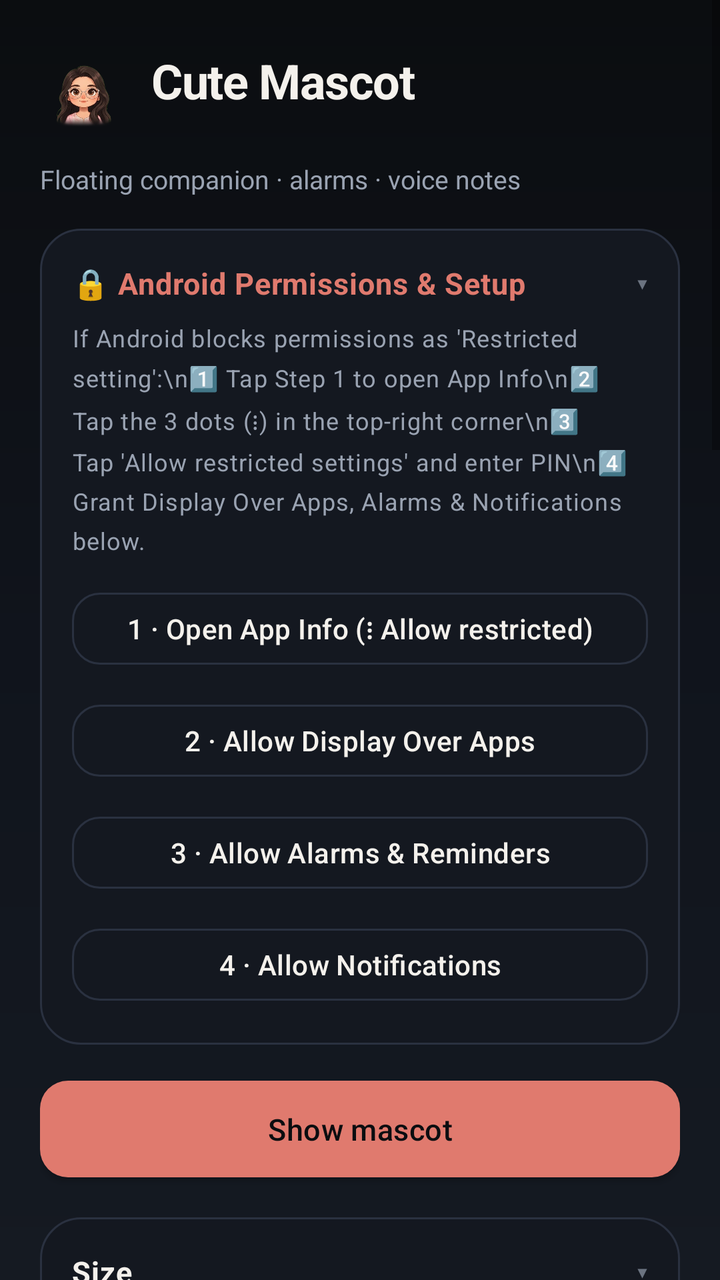
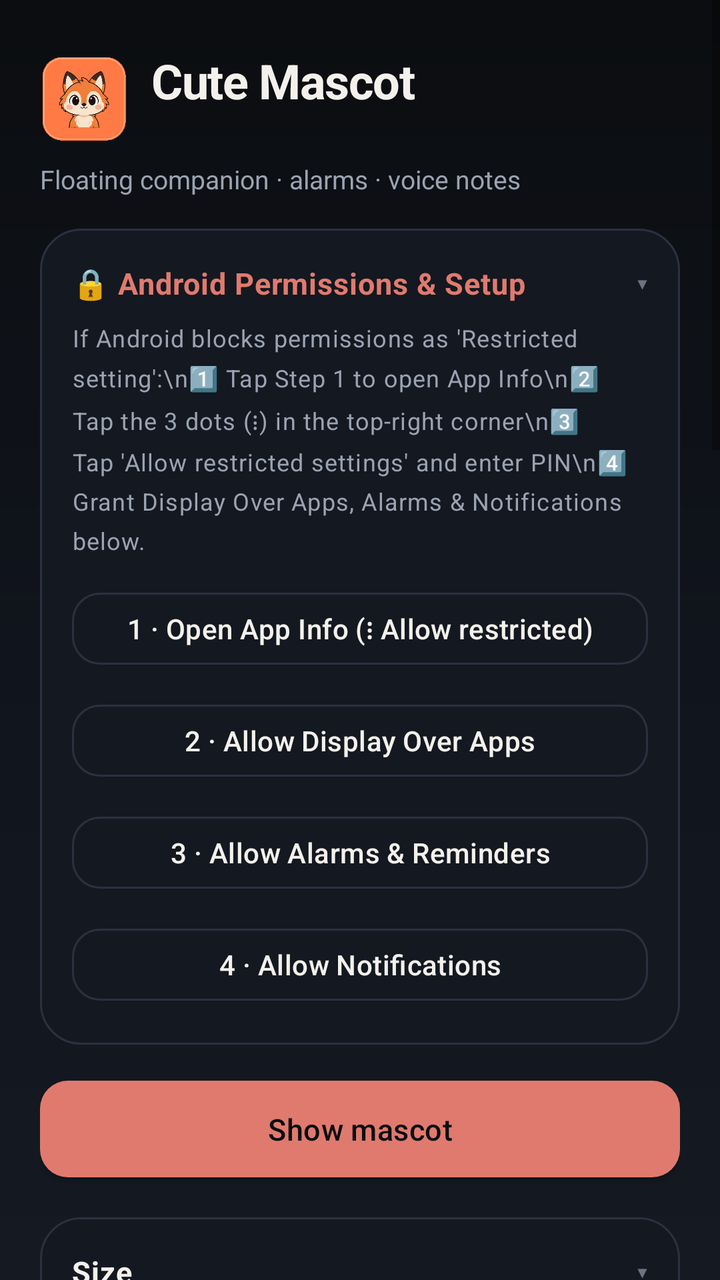

An Android layout rendered at two revisions. The XML below is the earlier revision; the diff shows what the commit changed to produce the second picture.
<!-- AndroidManifest.xml: application theme Theme.CuteMascot -->
<!-- res/layout/activity_main.xml -->
<?xml version="1.0" encoding="utf-8"?>
<ScrollView xmlns:android="http://schemas.android.com/apk/res/android"
    android:layout_width="match_parent"
    android:layout_height="match_parent"
    android:fillViewport="true"
    android:background="@drawable/bg_screen"
    android:overScrollMode="never">

    <LinearLayout
        android:layout_width="match_parent"
        android:layout_height="wrap_content"
        android:orientation="vertical"
        android:paddingStart="20dp"
        android:paddingEnd="20dp"
        android:paddingTop="24dp"
        android:paddingBottom="32dp">

        
        <LinearLayout
            android:layout_width="match_parent"
            android:layout_height="wrap_content"
            android:orientation="horizontal"
            android:gravity="center_vertical"
            android:layout_marginBottom="6dp">

            <ImageView
                android:layout_width="44dp"
                android:layout_height="44dp"
                android:src="@mipmap/ic_launcher"
                android:layout_marginEnd="12dp"
                android:contentDescription="@string/app_name"/>

            <LinearLayout
                android:layout_width="0dp"
                android:layout_height="wrap_content"
                android:layout_weight="1"
                android:orientation="vertical">

                <TextView
                    android:layout_width="wrap_content"
                    android:layout_height="wrap_content"
                    android:text="Cute Mascot"
                    android:textColor="@color/textPrimary"
                    android:textSize="24sp"
                    android:textStyle="bold"
                    android:letterSpacing="-0.02"/>

                <TextView
                    android:id="@+id/tvStatus"
                    android:layout_width="wrap_content"
                    android:layout_height="wrap_content"
                    android:textColor="@color/colorPrimary"
                    android:textSize="12sp"
                    android:layout_marginTop="2dp"/>
            </LinearLayout>
        </LinearLayout>

        <TextView
            android:layout_width="match_parent"
            android:layout_height="wrap_content"
            android:text="Floating companion · alarms · voice notes"
            android:textColor="@color/textSecondary"
            android:textSize="13sp"
            android:layout_marginBottom="16dp"/>

        
        <LinearLayout
            android:id="@+id/cardActiveAlarm"
            android:layout_width="match_parent"
            android:layout_height="wrap_content"
            android:orientation="vertical"
            android:background="@drawable/bg_card"
            android:padding="16dp"
            android:layout_marginBottom="16dp"
            android:visibility="gone">

            <TextView
                android:id="@+id/tvActiveAlarmTitle"
                android:layout_width="match_parent"
                android:layout_height="wrap_content"
                android:text="⏰ Reminder Ringing!"
                android:textColor="@color/accent"
                android:textSize="18sp"
                android:textStyle="bold"
                android:layout_marginBottom="4dp"/>

            <TextView
                android:id="@+id/tvActiveAlarmSub"
                android:layout_width="match_parent"
                android:layout_height="wrap_content"
                android:text="Tap below or tap the floating mascot to stop"
                android:textColor="@color/textSecondary"
                android:textSize="13sp"
                android:layout_marginBottom="12dp"/>

            <LinearLayout
                android:layout_width="match_parent"
                android:layout_height="wrap_content"
                android:orientation="horizontal">

                <com.google.android.material.button.MaterialButton
                    android:id="@+id/btnStopAlarmMain"
                    style="@style/Widget.CuteMascot.Button"
                    android:layout_width="0dp"
                    android:layout_weight="1"
                    android:layout_height="46dp"
                    android:text="⏹ Stop Alarm"
                    android:layout_marginEnd="8dp"/>

                <com.google.android.material.button.MaterialButton
                    android:id="@+id/btnSnoozeAlarmMain"
                    style="@style/Widget.CuteMascot.Button.Secondary"
                    android:layout_width="0dp"
                    android:layout_weight="1"
                    android:layout_height="46dp"
                    android:text="💤 Snooze"/>
            </LinearLayout>
        </LinearLayout>

        
        <LinearLayout
            android:id="@+id/cardPermissionGuide"
            android:layout_width="match_parent"
            android:layout_height="wrap_content"
            android:orientation="vertical"
            android:background="@drawable/bg_card"
            android:padding="16dp"
            android:layout_marginBottom="12dp">

            <LinearLayout
                android:id="@+id/headerPermissions"
                android:layout_width="match_parent"
                android:layout_height="wrap_content"
                android:orientation="horizontal"
                android:gravity="center_vertical"
                android:background="?android:attr/selectableItemBackground">

                <TextView
                    android:layout_width="0dp"
                    android:layout_height="wrap_content"
                    android:layout_weight="1"
                    android:text="🔒 Android Permissions &amp; Setup"
                    style="@style/Text.CuteMascot.Section"
                    android:textColor="@color/accent"/>

                <TextView
                    android:id="@+id/chevronPermissions"
                    android:layout_width="wrap_content"
                    android:layout_height="wrap_content"
                    android:text="▾"
                    android:textColor="@color/textMuted"
                    android:textSize="16sp"/>
            </LinearLayout>

            <LinearLayout
                android:id="@+id/bodyPermissions"
                android:layout_width="match_parent"
                android:layout_height="wrap_content"
                android:orientation="vertical"
                android:layout_marginTop="8dp">

                <TextView
                    android:layout_width="match_parent"
                    android:layout_height="wrap_content"
                    android:text="If Android blocks permissions as 'Restricted setting':\n1️⃣ Tap Step 1 to open App Info\n2️⃣ Tap the 3 dots (⋮) in the top-right corner\n3️⃣ Tap 'Allow restricted settings' and enter PIN\n4️⃣ Grant Display Over Apps, Alarms &amp; Notifications below."
                    style="@style/Text.CuteMascot.Hint"
                    android:lineSpacingExtra="2dp"
                    android:layout_marginBottom="12dp"/>

                <com.google.android.material.button.MaterialButton
                    android:id="@+id/btnStep1"
                    style="@style/Widget.CuteMascot.Button.Secondary"
                    android:layout_width="match_parent"
                    android:layout_height="wrap_content"
                    android:text="1 · Open App Info (⋮ Allow restricted)"
                    android:layout_marginBottom="8dp"/>

                <com.google.android.material.button.MaterialButton
                    android:id="@+id/btnStep2"
                    style="@style/Widget.CuteMascot.Button.Secondary"
                    android:layout_width="match_parent"
                    android:layout_height="wrap_content"
                    android:text="2 · Allow Display Over Apps"
                    android:layout_marginBottom="8dp"/>

                <com.google.android.material.button.MaterialButton
                    android:id="@+id/btnStepAlarmPermission"
                    style="@style/Widget.CuteMascot.Button.Secondary"
                    android:layout_width="match_parent"
                    android:layout_height="wrap_content"
                    android:text="3 · Allow Alarms &amp; Reminders"
                    android:layout_marginBottom="8dp"/>

                <com.google.android.material.button.MaterialButton
                    android:id="@+id/btnStepNotifPermission"
                    style="@style/Widget.CuteMascot.Button.Secondary"
                    android:layout_width="match_parent"
                    android:layout_height="wrap_content"
                    android:text="4 · Allow Notifications"/>
            </LinearLayout>
        </LinearLayout>

        <com.google.android.material.button.MaterialButton
            android:id="@+id/btnToggle"
            android:layout_width="match_parent"
            android:layout_height="wrap_content"
            android:text="@string/show_mascot"
            android:textSize="15sp"
            android:layout_marginBottom="14dp"/>

        
        <LinearLayout
            android:layout_width="match_parent"
            android:layout_height="wrap_content"
            android:orientation="vertical"
            android:background="@drawable/bg_card"
            android:layout_marginBottom="10dp">

            <LinearLayout
                android:id="@+id/headerSize"
                android:layout_width="match_parent"
                android:layout_height="wrap_content"
                android:orientation="horizontal"
                android:gravity="center_vertical"
                android:padding="16dp"
                android:background="?android:attr/selectableItemBackground">

                <TextView
                    android:layout_width="0dp"
                    android:layout_height="wrap_content"
                    android:layout_weight="1"
                    android:text="@string/section_size"
                    style="@style/Text.CuteMascot.Section"/>

                <TextView
                    android:id="@+id/tvSizeValue"
                    android:layout_width="wrap_content"
                    android:layout_height="wrap_content"
                    android:textColor="@color/colorPrimary"
                    android:textSize="12sp"
                    android:layout_marginEnd="8dp"/>

                <TextView
                    android:id="@+id/chevronSize"
                    android:layout_width="wrap_content"
                    android:layout_height="wrap_content"
                    android:text="▾"
                    android:textColor="@color/textMuted"
                    android:textSize="16sp"/>
            </LinearLayout>

            <LinearLayout
                android:id="@+id/bodySize"
                android:layout_width="match_parent"
                android:layout_height="wrap_content"
                android:orientation="vertical"
                android:paddingStart="16dp"
                android:paddingEnd="16dp"
                android:paddingBottom="16dp"
                android:visibility="gone">

                <SeekBar
                    android:id="@+id/seekSize"
                    android:layout_width="match_parent"
                    android:layout_height="wrap_content"
                    android:max="160"
                    android:progress="60"
                    android:progressTint="@color/colorPrimary"
                    android:thumbTint="@color/colorPrimary"
                    android:layout_marginBottom="10dp"/>

                <LinearLayout
                    android:layout_width="match_parent"
                    android:layout_height="wrap_content"
                    android:orientation="horizontal"
                    android:layout_marginBottom="6dp">
                    <com.google.android.material.button.MaterialButton
                        android:id="@+id/btnSize100"
                        style="@style/Widget.CuteMascot.Button.Chip"
                        android:layout_width="0dp" android:layout_height="wrap_content"
                        android:layout_weight="1" android:text="Mini" android:layout_marginEnd="6dp"/>
                    <com.google.android.material.button.MaterialButton
                        android:id="@+id/btnSize140"
                        style="@style/Widget.CuteMascot.Button.Chip"
                        android:layout_width="0dp" android:layout_height="wrap_content"
                        android:layout_weight="1" android:text="Small" android:layout_marginEnd="6dp"/>
                    <com.google.android.material.button.MaterialButton
                        android:id="@+id/btnSize180"
                        style="@style/Widget.CuteMascot.Button.Chip"
                        android:layout_width="0dp" android:layout_height="wrap_content"
                        android:layout_weight="1" android:text="Med"/>
                </LinearLayout>
                <LinearLayout
                    android:layout_width="match_parent"
                    android:layout_height="wrap_content"
                    android:orientation="horizontal">
                    <com.google.android.material.button.MaterialButton
                        android:id="@+id/btnSize220"
                        style="@style/Widget.CuteMascot.Button.Chip"
                        android:layout_width="0dp" android:layout_height="wrap_content"
                        android:layout_weight="1" android:text="Large" android:layout_marginEnd="6dp"/>
                    <com.google.android.material.button.MaterialButton
                        android:id="@+id/btnSize260"
                        style="@style/Widget.CuteMascot.Button.Chip"
                        android:layout_width="0dp" android:layout_height="wrap_content"
                        android:layout_weight="1" android:text="Jumbo"/>
                </LinearLayout>
            </LinearLayout>
        </LinearLayout>

        
        <LinearLayout
            android:layout_width="match_parent"
            android:layout_height="wrap_content"
            android:orientation="vertical"
            android:background="@drawable/bg_card"
            android:layout_marginBottom="10dp">

            <LinearLayout
                android:id="@+id/headerSkin"
                android:layout_width="match_parent"
                android:layout_height="wrap_content"
                android:orientation="horizontal"
                android:gravity="center_vertical"
                android:padding="16dp"
                android:background="?android:attr/selectableItemBackground">

                <TextView
                    android:layout_width="0dp"
                    android:layout_height="wrap_content"
                    android:layout_weight="1"
                    android:text="@string/section_skin"
                    style="@style/Text.CuteMascot.Section"/>

                <TextView
                    android:id="@+id/chevronSkin"
                    android:layout_width="wrap_content"
                    android:layout_height="wrap_content"
                    android:text="▾"
                    android:textColor="@color/textMuted"
                    android:textSize="16sp"/>
            </LinearLayout>

            <GridLayout
                android:id="@+id/bodySkin"
                android:layout_width="match_parent"
                android:layout_height="wrap_content"
                android:columnCount="3"
                android:paddingStart="12dp"
                android:paddingEnd="12dp"
                android:paddingBottom="10dp"
                android:alignmentMode="alignMargins"
                android:useDefaultMargins="true"/>

            <LinearLayout
                android:layout_width="match_parent"
                android:layout_height="wrap_content"
                android:orientation="horizontal"
                android:layout_marginStart="16dp"
                android:layout_marginEnd="16dp"
                android:layout_marginBottom="14dp">

                <com.google.android.material.button.MaterialButton
                    android:id="@+id/btnAIPrompts"
                    style="@style/Widget.CuteMascot.Button.Chip"
                    android:layout_width="0dp"
                    android:layout_height="wrap_content"
                    android:layout_weight="1"
                    android:layout_marginEnd="8dp"
                    android:text="🎨 AI Prompts"/>

                <com.google.android.material.button.MaterialButton
                    android:id="@+id/btnImportCharacter"
                    style="@style/Widget.CuteMascot.Button.Secondary"
                    android:layout_width="0dp"
                    android:layout_height="wrap_content"
                    android:layout_weight="1"
                    android:text="✨ Import PNG"/>
            </LinearLayout>
        </LinearLayout>

        
        <LinearLayout
            android:layout_width="match_parent"
            android:layout_height="wrap_content"
            android:orientation="vertical"
            android:background="@drawable/bg_card"
            android:layout_marginBottom="10dp">

            <LinearLayout
                android:id="@+id/headerTrack"
                android:layout_width="match_parent"
                android:layout_height="wrap_content"
                android:orientation="horizontal"
                android:gravity="center_vertical"
                android:padding="16dp"
                android:background="?android:attr/selectableItemBackground">

                <TextView
                    android:layout_width="0dp"
                    android:layout_height="wrap_content"
                    android:layout_weight="1"
                    android:text="@string/section_tracking"
                    style="@style/Text.CuteMascot.Section"/>

                <TextView
                    android:id="@+id/chevronTrack"
                    android:layout_width="wrap_content"
                    android:layout_height="wrap_content"
                    android:text="▾"
                    android:textColor="@color/textMuted"
                    android:textSize="16sp"/>
            </LinearLayout>

            <LinearLayout
                android:id="@+id/bodyTrack"
                android:layout_width="match_parent"
                android:layout_height="wrap_content"
                android:orientation="vertical"
                android:paddingStart="16dp"
                android:paddingEnd="16dp"
                android:paddingBottom="16dp"
                android:visibility="gone">

                <TextView
                    android:layout_width="match_parent"
                    android:layout_height="wrap_content"
                    android:text="@string/track_hint"
                    style="@style/Text.CuteMascot.Hint"
                    android:layout_marginBottom="8dp"/>

                <RadioGroup
                    android:id="@+id/rgTracking"
                    android:layout_width="match_parent"
                    android:layout_height="wrap_content"
                    android:layout_marginBottom="6dp">
                    <RadioButton
                        android:id="@+id/rbTrackTouch"
                        android:layout_width="match_parent"
                        android:layout_height="wrap_content"
                        android:text="@string/track_touch"
                        android:textColor="@color/textPrimary"
                        android:buttonTint="@color/accentMint"
                        android:minHeight="40dp"/>
                    <RadioButton
                        android:id="@+id/rbTrackGyro"
                        android:layout_width="match_parent"
                        android:layout_height="wrap_content"
                        android:text="@string/track_gyro"
                        android:textColor="@color/textPrimary"
                        android:buttonTint="@color/accentMint"
                        android:minHeight="40dp"/>
                </RadioGroup>

                <androidx.appcompat.widget.SwitchCompat
                    android:id="@+id/switchInvertGyro"
                    android:layout_width="match_parent"
                    android:layout_height="wrap_content"
                    android:text="Invert gyro direction"
                    android:textColor="@color/textPrimary"
                    android:layout_marginBottom="10dp"/>

                <View
                    android:layout_width="match_parent"
                    android:layout_height="1dp"
                    android:background="@color/outline"
                    android:layout_marginBottom="10dp"/>

                <androidx.appcompat.widget.SwitchCompat
                    android:id="@+id/switchSound"
                    android:layout_width="match_parent"
                    android:layout_height="wrap_content"
                    android:text="Boop sounds"
                    android:textColor="@color/textPrimary"
                    android:layout_marginBottom="8dp"/>

                <com.google.android.material.button.MaterialButton
                    android:id="@+id/btnTestSound"
                    style="@style/Widget.CuteMascot.Button.Secondary"
                    android:layout_width="match_parent"
                    android:layout_height="wrap_content"
                    android:text="Test boop"/>
            </LinearLayout>
        </LinearLayout>

        
        <LinearLayout
            android:layout_width="match_parent"
            android:layout_height="wrap_content"
            android:orientation="vertical"
            android:background="@drawable/bg_card"
            android:layout_marginBottom="10dp">

            <LinearLayout
                android:id="@+id/headerAlarms"
                android:layout_width="match_parent"
                android:layout_height="wrap_content"
                android:orientation="horizontal"
                android:gravity="center_vertical"
                android:padding="16dp"
                android:background="?android:attr/selectableItemBackground">

                <TextView
                    android:layout_width="0dp"
                    android:layout_height="wrap_content"
                    android:layout_weight="1"
                    android:text="Alarms"
                    style="@style/Text.CuteMascot.Section"/>

                <TextView
                    android:id="@+id/chevronAlarms"
                    android:layout_width="wrap_content"
                    android:layout_height="wrap_content"
                    android:text="▾"
                    android:textColor="@color/textMuted"
                    android:textSize="16sp"/>
            </LinearLayout>

            <LinearLayout
                android:id="@+id/bodyAlarms"
                android:layout_width="match_parent"
                android:layout_height="wrap_content"
                android:orientation="vertical"
                android:paddingStart="16dp"
                android:paddingEnd="16dp"
                android:paddingBottom="16dp">

                <TextView
                    android:layout_width="match_parent"
                    android:layout_height="wrap_content"
                    android:text="@string/reminders_hint"
                    style="@style/Text.CuteMascot.Hint"
                    android:layout_marginBottom="8dp"/>

                <androidx.appcompat.widget.SwitchCompat
                    android:id="@+id/switchReminders"
                    android:layout_width="match_parent"
                    android:layout_height="wrap_content"
                    android:text="Enable alarms"
                    android:textColor="@color/textPrimary"
                    android:layout_marginBottom="8dp"/>

                <androidx.appcompat.widget.SwitchCompat
                    android:id="@+id/switch24Hour"
                    android:layout_width="match_parent"
                    android:layout_height="wrap_content"
                    android:text="24-hour format (off = 12h AM/PM)"
                    android:textColor="@color/textPrimary"
                    android:layout_marginBottom="8dp"/>

                <androidx.appcompat.widget.SwitchCompat
                    android:id="@+id/switchVoice"
                    android:layout_width="match_parent"
                    android:layout_height="wrap_content"
                    android:text="@string/voice_enabled"
                    android:textColor="@color/textPrimary"
                    android:layout_marginBottom="8dp"/>

                <RadioGroup
                    android:id="@+id/rgVoice"
                    android:layout_width="match_parent"
                    android:layout_height="wrap_content"
                    android:layout_marginBottom="8dp">

                    
                    <TextView
                        android:layout_width="match_parent"
                        android:layout_height="wrap_content"
                        android:text="♀ Female voices"
                        android:textColor="@color/accent"
                        android:textSize="11sp"
                        android:textStyle="bold"
                        android:paddingTop="4dp"
                        android:paddingBottom="2dp"/>
                    <RadioButton
                        android:id="@+id/rbVoiceGodavari"
                        android:layout_width="match_parent"
                        android:layout_height="wrap_content"
                        android:text="🌸 Godavari Telugu (female)"
                        android:textColor="@color/textPrimary"
                        android:buttonTint="@color/colorPrimary"
                        android:minHeight="36dp"/>
                    <RadioButton
                        android:id="@+id/rbVoiceJapanese"
                        android:layout_width="match_parent"
                        android:layout_height="wrap_content"
                        android:text="🌸 Japanese anime (female)"
                        android:textColor="@color/textPrimary"
                        android:buttonTint="@color/colorPrimary"
                        android:minHeight="36dp"/>

                    
                    <TextView
                        android:layout_width="match_parent"
                        android:layout_height="wrap_content"
                        android:text="♂ Male voices"
                        android:textColor="@color/accent"
                        android:textSize="11sp"
                        android:textStyle="bold"
                        android:paddingTop="8dp"
                        android:paddingBottom="2dp"/>
                    <RadioButton
                        android:id="@+id/rbVoiceGodavariMale"
                        android:layout_width="match_parent"
                        android:layout_height="wrap_content"
                        android:text="🎙️ Andhra Telugu (male)"
                        android:textColor="@color/textPrimary"
                        android:buttonTint="@color/colorPrimary"
                        android:minHeight="36dp"/>
                    <RadioButton
                        android:id="@+id/rbVoiceJapaneseMale"
                        android:layout_width="match_parent"
                        android:layout_height="wrap_content"
                        android:text="🎙️ Japanese cool (male)"
                        android:textColor="@color/textPrimary"
                        android:buttonTint="@color/colorPrimary"
                        android:minHeight="36dp"/>
                </RadioGroup>

                <LinearLayout
                    android:id="@+id/listAlarms"
                    android:layout_width="match_parent"
                    android:layout_height="wrap_content"
                    android:orientation="vertical"
                    android:layout_marginBottom="10dp"/>

                <com.google.android.material.button.MaterialButton
                    android:id="@+id/btnAddAlarm"
                    android:layout_width="match_parent"
                    android:layout_height="wrap_content"
                    android:text="Add alarm"
                    android:layout_marginBottom="8dp"/>

                <com.google.android.material.button.MaterialButton
                    android:id="@+id/btnImportVoiceMain"
                    style="@style/Widget.CuteMascot.Button.Secondary"
                    android:layout_width="match_parent"
                    android:layout_height="wrap_content"
                    android:text="Import voice note"
                    android:layout_marginBottom="8dp"/>

                <com.google.android.material.button.MaterialButton
                    android:id="@+id/btnTestVoice"
                    style="@style/Widget.CuteMascot.Button.Secondary"
                    android:layout_width="match_parent"
                    android:layout_height="wrap_content"
                    android:text="Test voice"/>
            </LinearLayout>
        </LinearLayout>

        
        <LinearLayout
            android:layout_width="match_parent"
            android:layout_height="wrap_content"
            android:orientation="vertical"
            android:background="@drawable/bg_card"
            android:padding="16dp"
            android:layout_marginTop="20dp"
            android:layout_marginBottom="24dp"
            android:gravity="center_horizontal">

            <TextView
                android:layout_width="wrap_content"
                android:layout_height="wrap_content"
                android:text="💖 Built with love"
                android:textColor="@color/accent"
                android:textSize="14sp"
                android:textStyle="bold"
                android:layout_marginBottom="6dp"/>

            <TextView
                android:layout_width="match_parent"
                android:layout_height="wrap_content"
                android:text="Special thanks to nilbuild/page-mascot for inspiring this project and the cursor tracking math! Built to bring delight every day."
                android:textColor="@color/textSecondary"
                android:textSize="12sp"
                android:gravity="center"
                android:lineSpacingExtra="2dp"
                android:layout_marginBottom="12dp"/>

            <com.google.android.material.button.MaterialButton
                android:id="@+id/btnOpenCredits"
                style="@style/Widget.CuteMascot.Button.Secondary"
                android:layout_width="wrap_content"
                android:layout_height="40dp"
                android:text="⭐ View nilbuild/page-mascot on GitHub"
                android:textSize="12sp"
                android:textColor="@color/accent"
                android:textAllCaps="false"/>

            <TextView
                android:layout_width="wrap_content"
                android:layout_height="wrap_content"
                android:text="Cute Desktop Mascot · v1.4.0"
                android:textColor="@color/textMuted"
                android:textSize="11sp"
                android:layout_marginTop="10dp"/>
        </LinearLayout>
    </LinearLayout>
</ScrollView>
<!-- resources referenced by this layout -->
<resources>
  <color name="accent">#FFE07A6E</color>
  <color name="accentMint">#FF6EC4B8</color>
  <color name="colorPrimary">#FFE07A6E</color>
  <color name="outline">#FF2A3140</color>
  <color name="textMuted">#FF6B7380</color>
  <color name="textPrimary">#FFF4F1EC</color>
  <color name="textSecondary">#FF9AA3B2</color>
  <!-- drawable bg_card (drawable) -->
  <?xml version="1.0" encoding="utf-8"?>
  <shape xmlns:android="http://schemas.android.com/apk/res/android"
      android:shape="rectangle">
      <solid android:color="@color/surface" />
      <corners android:radius="20dp" />
      <stroke
          android:width="1dp"
          android:color="@color/outline" />
  </shape>
  <!-- drawable bg_screen (drawable) -->
  <?xml version="1.0" encoding="utf-8"?>
  <shape xmlns:android="http://schemas.android.com/apk/res/android"
      android:shape="rectangle">
      <gradient
          android:angle="165"
          android:startColor="#FF0B0D10"
          android:centerColor="#FF10141C"
          android:endColor="#FF151A22"
          android:type="linear" />
  </shape>
  <string name="app_name">Cute Mascot</string>
  <string name="reminders_hint">Clock-style alarms for daily or weekly times. Ringtone can be system default, bundled voices, or your imported voice notes.</string>
  <string name="section_size">Size</string>
  <string name="section_skin">Character</string>
  <string name="section_tracking">Look tracking</string>
  <string name="show_mascot">Show mascot</string>
  <string name="track_gyro">Gyroscope (phone tilt)</string>
  <string name="track_hint">Touch mode follows taps on the mascot and in this settings screen — not across other apps.</string>
  <string name="track_touch">Touch on mascot / settings</string>
  <string name="voice_enabled">Speak reminders aloud</string>
  <style name="Text.CuteMascot.Hint" parent="TextAppearance.MaterialComponents.Caption">
          <item name="android:textColor">@color/textSecondary</item>
          <item name="android:textSize">12sp</item>
          <item name="android:lineSpacingMultiplier">1.25</item>
      </style>
  <style name="Text.CuteMascot.Section" parent="TextAppearance.MaterialComponents.Subtitle1">
          <item name="android:textColor">@color/textPrimary</item>
          <item name="android:textSize">15sp</item>
          <item name="android:textStyle">bold</item>
          <item name="android:letterSpacing">0.02</item>
      </style>
  <style name="Widget.CuteMascot.Button.Chip" parent="Widget.MaterialComponents.Button.TextButton">
          <item name="cornerRadius">12dp</item>
          <item name="android:textAllCaps">false</item>
          <item name="android:textSize">12sp</item>
          <item name="backgroundTint">@color/chipBg</item>
          <item name="android:textColor">@color/textPrimary</item>
          <item name="android:minHeight">40dp</item>
      </style>
  <style name="Widget.CuteMascot.Button.Secondary" parent="Widget.MaterialComponents.Button.OutlinedButton">
          <item name="cornerRadius">14dp</item>
          <item name="android:textAllCaps">false</item>
          <item name="strokeColor">@color/outline</item>
          <item name="android:textColor">@color/textPrimary</item>
      </style>
  <color name="surface">#FF141820</color>
  <color name="colorPrimaryDark">#FF0B0D10</color>
  <color name="chipBg">#FF1E2430</color>
  <color name="backgroundColor">#FF0B0D10</color>
  <style name="Widget.CuteMascot.Switch" parent="Widget.MaterialComponents.CompoundButton.Switch">
          <item name="thumbTint">@color/colorPrimary</item>
          <item name="trackTint">@color/outline</item>
          <item name="android:textColor">@color/textPrimary</item>
      </style>
</resources>

<!-- the commit's change to res/layout/activity_main.xml (unified diff, before → after) -->
@@ -691,7 +691,7 @@
             <TextView
                 android:layout_width="wrap_content"
                 android:layout_height="wrap_content"
-                android:text="Cute Desktop Mascot · v1.4.0"
+                android:text="Cute Mascot Android · v1.4.0"
                 android:textColor="@color/textMuted"
                 android:textSize="11sp"
                 android:layout_marginTop="10dp"/>
